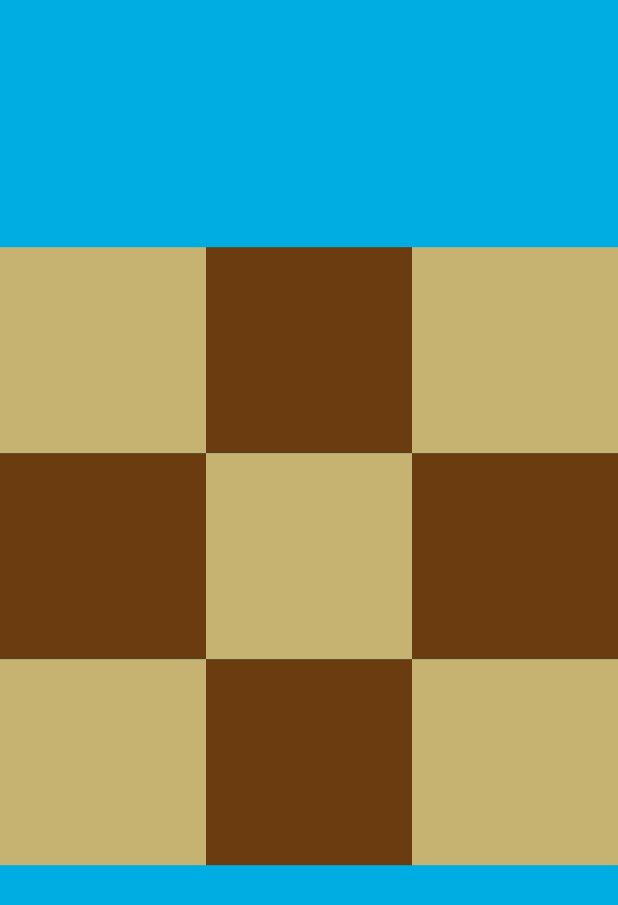
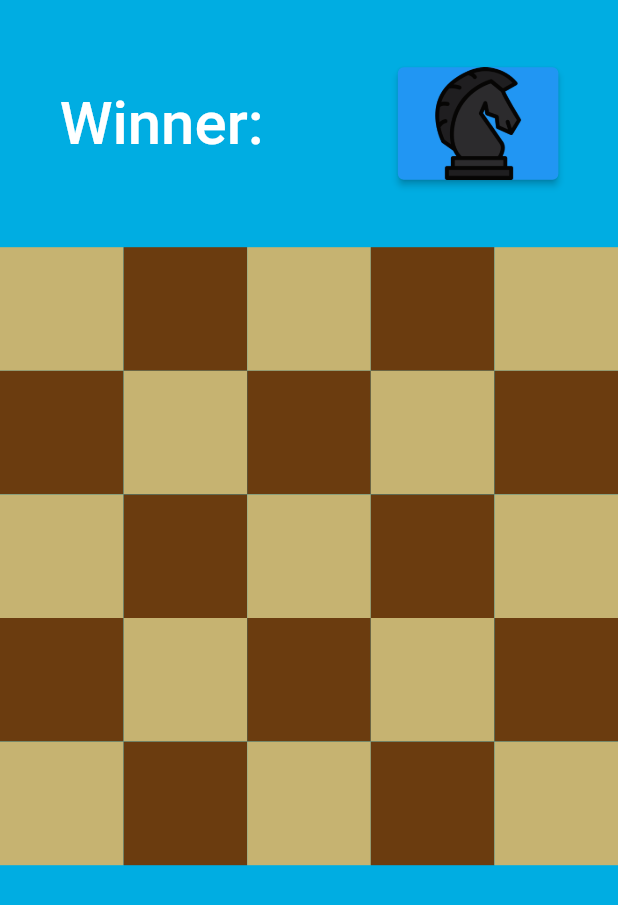
Before and after one commit to FusiDaniel/flutter_chess, a Flutter app: the screen it shows after launch, on a phone screen of 412 x 824 dp. Shown: the top 905 px of the screen. Run offline on Flutter 3.47's test engine with Material 2 defaults, Android fonts, the phone set to English and light mode, and no system bars.

Commit message:
tic tac toe playing with  InheritedNotifier

```diff
--- a/lib/app/components/board.dart
+++ b/lib/app/components/board.dart
@@ -1,46 +1,38 @@
 import 'package:flutter/material.dart';
-import '../controllers/board_controller.dart';
+import '../controllers/game_controller.dart';
 
 class Board extends StatefulWidget {
-  final int n;
-  final BoardController boardController;
-  const Board({super.key, required this.n, required this.boardController});
+
+  const Board({super.key});
 
   @override
   State<Board> createState() => _BoardState();
 }
 
 class _BoardState extends State<Board> {
-  late int n;
-  late BoardController boardController;
-
-  @override
-  void initState() {
-    super.initState();
-    n = widget.n;
-    boardController = widget.boardController;
-  }
 
   @override
   Widget build(BuildContext context) {
+    var controller =
+        context.dependOnInheritedWidgetOfExactType<GameController>()!;
     return GridView.builder(
-        itemCount: n * n,
+        itemCount: controller.n * controller.n,
         gridDelegate:
-            SliverGridDelegateWithFixedCrossAxisCount(crossAxisCount: n),
+            SliverGridDelegateWithFixedCrossAxisCount(crossAxisCount: controller.n),
         itemBuilder: (BuildContext context, int index) {
           return GestureDetector(
             onTap: () {
               setState(() {
-                boardController.markCell(index);
+                controller.markCell(index);
               });
             },
             child: Container(
-              color: tileColor(index, n),
+              color: tileColor(index, controller.n),
               child: Center(
                 child: LayoutBuilder(
                   builder: (BuildContext context, BoxConstraints constrains) {
                     return Text(
-                      boardController.get(index),
+                      controller.get(index),
                       style: TextStyle(
                           color: Colors.white,
                           fontSize: constrains.maxHeight * 0.5),
--- /dev/null
+++ b/lib/app/components/hud.dart
@@ -0,0 +1,37 @@
+import 'package:flutter/material.dart';
+import '../controllers/game_controller.dart';
+
+class HUD extends StatefulWidget {
+  const HUD({super.key});
+
+  @override
+  State<HUD> createState() => _HUDState();
+}
+
+class _HUDState extends State<HUD> {
+  @override
+  Widget build(BuildContext context) {
+    var controller =
+        context.dependOnInheritedWidgetOfExactType<GameController>()!;
+    return Row(
+      mainAxisAlignment: MainAxisAlignment.spaceAround,
+      children: [
+        Text(
+          "Winner: ${controller.winner}",
+          style: const TextStyle(
+              fontSize: 40, color: Colors.white, fontWeight: FontWeight.w500),
+        ),
+        ElevatedButton(
+            onPressed: () {
+              setState(() {
+                controller.resetBoard();
+              });
+            },
+            child: Image.asset(
+              'assets/pieces/Bhorse.png',
+              width: 75,
+            ))
+      ],
+    );
+  }
+}
--- a/lib/app/controllers/board_controller.dart
+++ b/lib/app/controllers/game_controller.dart
@@ -1,26 +1,33 @@
 import 'package:flutter/material.dart';
 
-class BoardController {
+class GameController extends InheritedNotifier<ValueNotifier<List<String>>> {
   final int n;
   late List<List<String>> boardMatrix;
   late String currentPlayer;
-  String winner = '';
 
-  BoardController({required this.n}) {
+  GameController({Key? key, required Widget child, required this.n})
+      : super(
+            key: key,
+            child: child,
+            notifier: ValueNotifier(['', 'notStarted'])) {
     currentPlayer = "Circle";
     boardMatrix = List.generate(n, (_) => List.filled(n, ''));
   }
 
+  String get winner => notifier!.value[0];
+  String get status => notifier!.value[1];
+
   void resetBoard() {
     boardMatrix = List.generate(n, (_) => List.filled(n, ''));
-    winner = '';
+    notifier!.value = ['', 'notStarted'];
   }
 
   void markCell(int index) {
+    notifier!.value[1] = "Running";
     int y = index % n;
     int x = index ~/ n;
 
-    if (boardMatrix[x][y] == '') {
+    if (boardMatrix[x][y] == '' && winner == '') {
       currentPlayer == "Circle"
           ? boardMatrix[x][y] = 'O'
           : boardMatrix[x][y] = 'X';
@@ -47,8 +54,9 @@ class BoardController {
       for (int j = 0; j < n; j++) {
         if (boardMatrix[i][0] != boardMatrix[i][j]) sequence = false;
       }
-      if (sequence && boardMatrix[i][0] != '')
-        winner = pieceToPlayer(boardMatrix[i][0]);
+      if (sequence && boardMatrix[i][0] != '') {
+        notifier!.value = [pieceToPlayer(boardMatrix[i][0]), "Running"];
+      }
     }
   }
 
@@ -58,8 +66,9 @@ class BoardController {
       for (int i = 0; i < n; i++) {
         if (boardMatrix[0][j] != boardMatrix[i][j]) sequence = false;
       }
-      if (sequence && boardMatrix[0][j] != '')
-        winner = pieceToPlayer(boardMatrix[0][j]);
+      if (sequence && boardMatrix[0][j] != '') {
+        notifier!.value = [pieceToPlayer(boardMatrix[0][j]), "Running"];
+      }
     }
   }
 
@@ -69,15 +78,16 @@ class BoardController {
       if (boardMatrix[0][0] != boardMatrix[i][i]) sequence = false;
     }
     if (sequence && boardMatrix[0][0] != '') {
-      winner = pieceToPlayer(boardMatrix[0][0]);
+      notifier!.value = [pieceToPlayer(boardMatrix[0][0]), "Running"];
     }
 
     bool sequence2 = true;
     for (int i = 0; i < n; i++) {
       if (boardMatrix[0][n - 1] != boardMatrix[i][n - 1 - i]) sequence2 = false;
     }
-    if (sequence2 && boardMatrix[0][n - 1] != '')
-      winner = pieceToPlayer(boardMatrix[0][n - 1]);
+    if (sequence2 && boardMatrix[0][n - 1] != '') {
+      notifier!.value = [pieceToPlayer(boardMatrix[0][n - 1]), "Running"];
+    }
   }
 
   String pieceToPlayer(String p) {
@@ -94,6 +104,6 @@ class BoardController {
     checkRow();
     checkColumn();
     checkDiagonal();
-    if (winner != '') print(winner);
+    if (notifier!.value != ['', "Running"]) print(notifier!.value);
   }
 }
--- a/lib/app/views/home_view.dart
+++ b/lib/app/views/home_view.dart
@@ -1,5 +1,6 @@
 import 'package:flutter/material.dart';
-import 'package:flutter_chess/app/controllers/board_controller.dart';
+import 'package:flutter_chess/app/components/hud.dart';
+import 'package:flutter_chess/app/controllers/game_controller.dart';
 
 import '../components/board.dart';
 
@@ -11,54 +12,29 @@ class HomeView extends StatefulWidget {
 }
 
 class _HomeViewState extends State<HomeView> {
-  final int n = 3;
-  late BoardController boardController;
+  // late GameController gameController;
 
   @override
   void initState() {
     super.initState();
-    boardController = BoardController(n: n);
+    // gameController = GameController(n: n);
   }
 
   @override
   Widget build(BuildContext context) {
+
     return Scaffold(
         backgroundColor: const Color.fromARGB(255, 0, 173, 226),
         body: Column(
           children: [
-            Expanded(
-              child: Text('${boardController.winner}')
-            ),
+            const Expanded(child: Center(child: HUD())),
             Expanded(
                 flex: 3,
-                child: Board(
-                  n: n,
-                  boardController: boardController,
-                )),
-            Expanded(
+                child: Board()),
+            const Expanded(
               child: SizedBox(),
             ),
           ],
         ));
   }
-
-  void _showWinDialog() {
-    showDialog(
-        context: context,
-        builder: (BuildContext context) {
-          return AlertDialog(
-            title: Text('Winner ${boardController.winner}'),
-            actions: [
-              ElevatedButton(
-                  onPressed: () {
-                    setState(() {
-                      boardController.resetBoard();
-                    });
-                    Navigator.of(context).pop();
-                  },
-                  child: Text('Play Again'))
-            ],
-          );
-        });
-  }
 }
--- a/lib/main.dart
+++ b/lib/main.dart
@@ -1,4 +1,5 @@
 import 'package:flutter/material.dart';
+import 'app/controllers/game_controller.dart';
 import 'app/views/home_view.dart';
 
 void main(List<String> args) {
@@ -12,7 +13,7 @@ class AppWidget extends StatelessWidget {
   Widget build(BuildContext context) {
     return MaterialApp(
       debugShowCheckedModeBanner: false,
-      home: HomeView(),
+      home: GameController(n: 5, child: HomeView()),
     );
   }
 }
```
